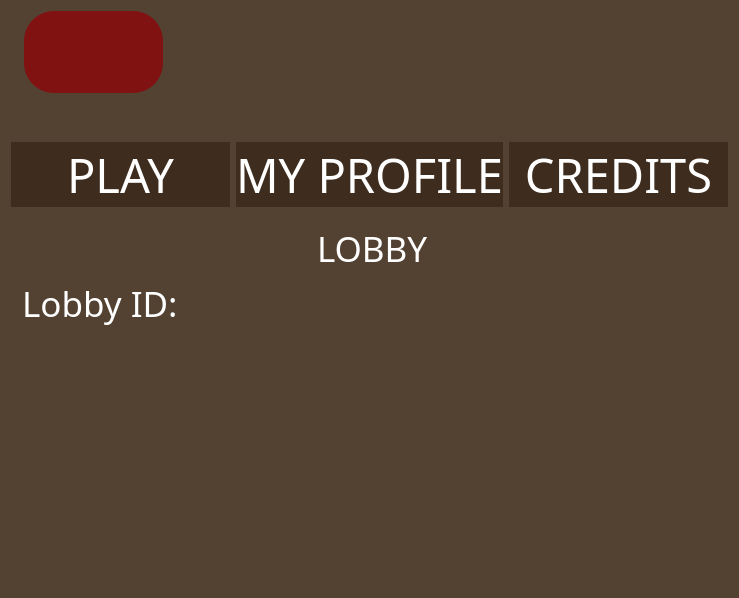
Qt form TriviadorClient/TriviadorClient/form/MainMenu.ui (andreicorbu1/Triviador) before a commit.
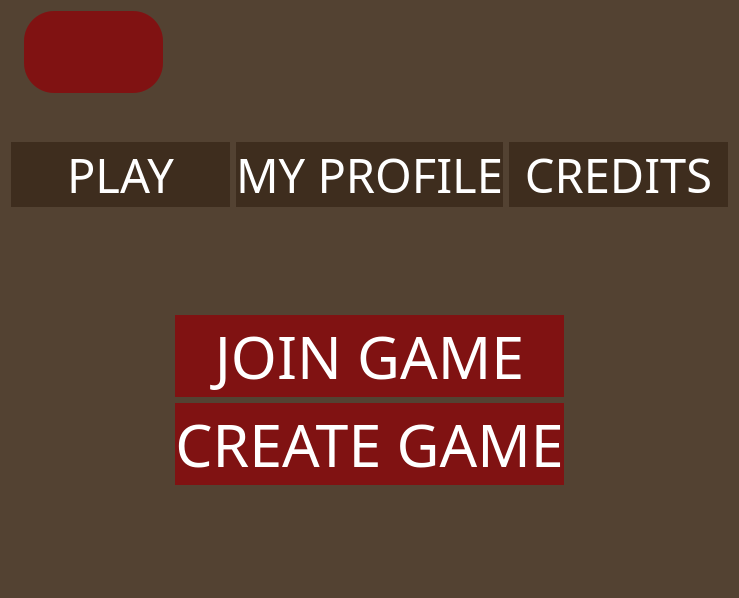
The same form after that commit. Icons and pictures are not drawn.

Commit message: Added a Lobby Widget and added some basic functionalities

Patch:
```diff
--- a/TriviadorClient/TriviadorClient/form/MainMenu.ui
+++ b/TriviadorClient/TriviadorClient/form/MainMenu.ui
@@ -281,7 +281,7 @@
       </sizepolicy>
      </property>
      <property name="currentIndex">
-      <number>2</number>
+      <number>0</number>
      </property>
      <widget class="QWidget" name="play">
       <layout class="QVBoxLayout" name="verticalLayout_2">
@@ -503,79 +503,6 @@
        </item>
       </layout>
      </widget>
-     <widget class="QWidget" name="lobby">
-      <layout class="QHBoxLayout" name="horizontalLayout_4">
-       <item>
-        <layout class="QGridLayout" name="gridLayout_4">
-         <item row="3" column="1">
-          <spacer name="verticalSpacer_7">
-           <property name="orientation">
-            <enum>Qt::Vertical</enum>
-           </property>
-           <property name="sizeHint" stdset="0">
-            <size>
-             <width>20</width>
-             <height>40</height>
-            </size>
-           </property>
-          </spacer>
-         </item>
-         <item row="0" column="0">
-          <spacer name="horizontalSpacer_12">
-           <property name="orientation">
-            <enum>Qt::Horizontal</enum>
-           </property>
-           <property name="sizeHint" stdset="0">
-            <size>
-             <width>40</width>
-             <height>20</height>
-            </size>
-           </property>
-          </spacer>
-         </item>
-         <item row="0" column="2">
-          <spacer name="horizontalSpacer_13">
-           <property name="orientation">
-            <enum>Qt::Horizontal</enum>
-           </property>
-           <property name="sizeHint" stdset="0">
-            <size>
-             <width>40</width>
-             <height>20</height>
-            </size>
-           </property>
-          </spacer>
-         </item>
-         <item row="0" column="1">
-          <widget class="QLabel" name="label_2">
-           <property name="font">
-            <font>
-             <family>Franklin Gothic Heavy</family>
-             <pointsize>26</pointsize>
-            </font>
-           </property>
-           <property name="text">
-            <string>LOBBY</string>
-           </property>
-          </widget>
-         </item>
-         <item row="1" column="0">
-          <widget class="QLabel" name="lobbyID">
-           <property name="font">
-            <font>
-             <family>Franklin Gothic Heavy</family>
-             <pointsize>26</pointsize>
-            </font>
-           </property>
-           <property name="text">
-            <string>Lobby ID:</string>
-           </property>
-          </widget>
-         </item>
-        </layout>
-       </item>
-      </layout>
-     </widget>
      <widget class="QWidget" name="createGame">
       <layout class="QVBoxLayout" name="verticalLayout_3">
        <item>
```
Left out of the diff: 1 changed line with no effect on the pictures. The commit also changes 7 other files.
